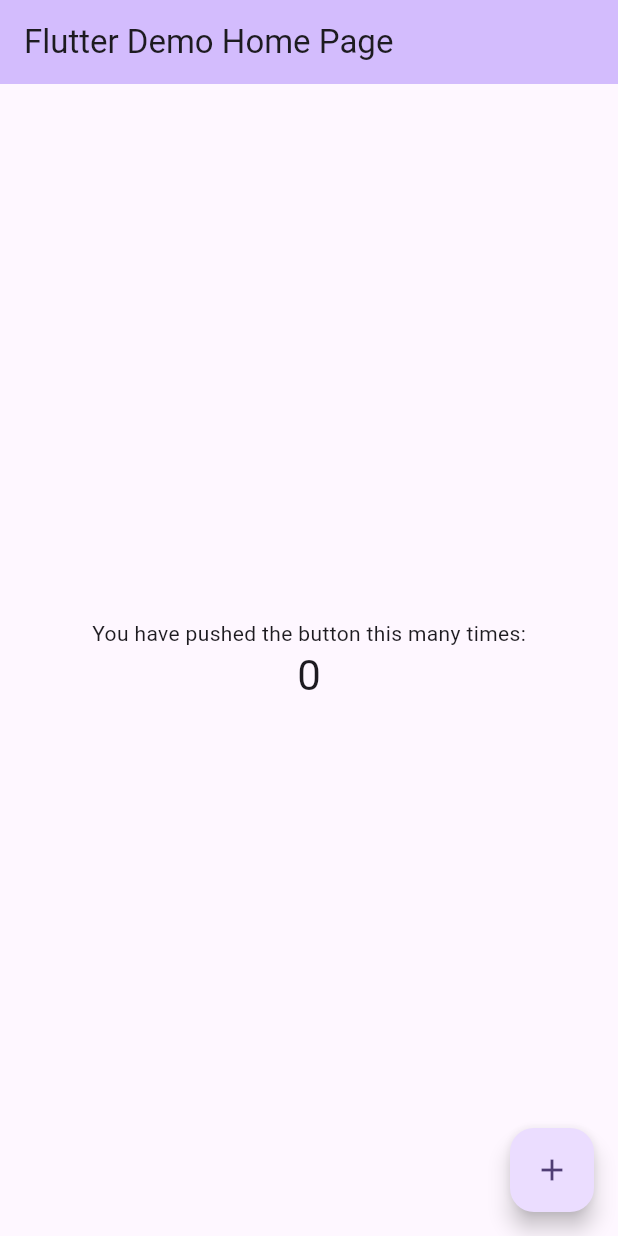
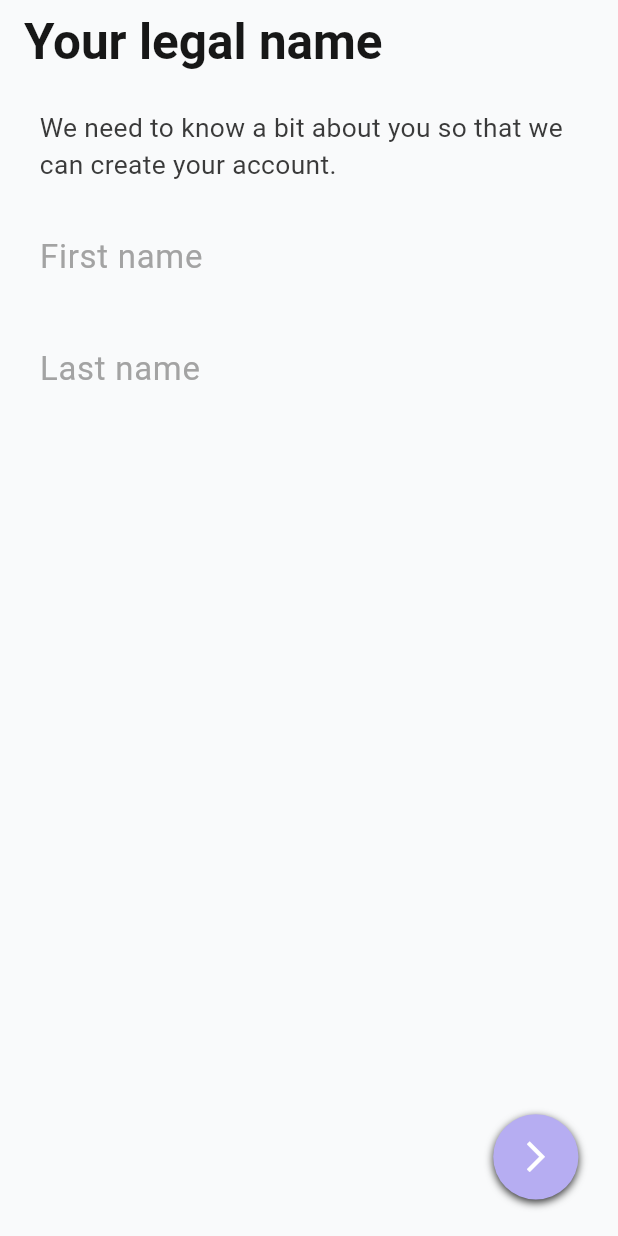
Before and after one commit to Williamtobs/blott-mobile-assesment, a Flutter app: the screen it shows after launch, on a phone screen of 412 x 824 dp. Run offline on Flutter 3.47's test engine with Material 3 defaults, Android fonts, the phone set to English and light mode, and no system bars; our stand-ins replace auto_route, flutter_hooks, flutter_riverpod, flutter_screenutil, google_fonts.

Commit message:
Refactor iOS configuration files and add utility classes
- Refactor iOS configuration files to include Pod files for debug and release builds
- Add utility classes for responsive extensions, app spacing, app colors, app router, and custom widgets
- Update pubspec.yaml to include necessary dependencies for auto_route, flutter_hooks, flutter_riverpod, dio, retrofit, equatable, flutter_screenutil, and google_fonts
- Add splash page and custom circle button widgets for onboarding screens
- Define text styles for various heading and regular text sizes in styles.dart
- Update Podfile to disable CocoaPods analytics and configure Flutter dependencies

```diff
--- a/lib/main.dart
+++ b/lib/main.dart
@@ -1,8 +1,16 @@
+import 'package:blott_mobile_assesment/src/core/constants/app_colors.dart';
+import 'package:blott_mobile_assesment/src/core/router/app_router.dart';
 import 'package:flutter/material.dart';
+import 'package:flutter_riverpod/flutter_riverpod.dart';
+import 'package:flutter_screenutil/flutter_screenutil.dart';
 
-void main() {
-  runApp(const MyApp());
+void main() async {
+  WidgetsFlutterBinding.ensureInitialized();
+  //Provider scope
+  runApp(const ProviderScope(child: MyApp()));
 }
+
+final router = AppRouter();
 
 class MyApp extends StatelessWidget {
   const MyApp({super.key});
@@ -10,116 +18,17 @@
   // This widget is the root of your application.
   @override
   Widget build(BuildContext context) {
-    return MaterialApp(
-      title: 'Flutter Demo',
-      theme: ThemeData(
-        // This is the theme of your application.
-        //
-        // TRY THIS: Try running your application with "flutter run". You'll see
-        // the application has a purple toolbar. Then, without quitting the app,
-        // try changing the seedColor in the colorScheme below to Colors.green
-        // and then invoke "hot reload" (save your changes or press the "hot
-        // reload" button in a Flutter-supported IDE, or press "r" if you used
-        // the command line to start the app).
-        //
-        // Notice that the counter didn't reset back to zero; the application
-        // state is not lost during the reload. To reset the state, use hot
-        // restart instead.
-        //
-        // This works for code too, not just values: Most code changes can be
-        // tested with just a hot reload.
-        colorScheme: ColorScheme.fromSeed(seedColor: Colors.deepPurple),
-        useMaterial3: true,
+    return ScreenUtilInit(
+      designSize: const Size(375, 812),
+      child: MaterialApp.router(
+        title: 'Blott Mobile',
+        theme: ThemeData(
+          colorScheme: ColorScheme.fromSeed(seedColor: AppColors.kcPrimary600),
+          useMaterial3: true,
+        ),
+        routerConfig: router.config(),
+        debugShowCheckedModeBanner: false,
       ),
-      home: const MyHomePage(title: 'Flutter Demo Home Page'),
     );
   }
 }
-
-class MyHomePage extends StatefulWidget {
-  const MyHomePage({super.key, required this.title});
-
-  // This widget is the home page of your application. It is stateful, meaning
-  // that it has a State object (defined below) that contains fields that affect
-  // how it looks.
-
-  // This class is the configuration for the state. It holds the values (in this
-  // case the title) provided by the parent (in this case the App widget) and
-  // used by the build method of the State. Fields in a Widget subclass are
-  // always marked "final".
-
-  final String title;
-
-  @override
-  State<MyHomePage> createState() => _MyHomePageState();
-}
-
-class _MyHomePageState extends State<MyHomePage> {
-  int _counter = 0;
-
-  void _incrementCounter() {
-    setState(() {
-      // This call to setState tells the Flutter framework that something has
-      // changed in this State, which causes it to rerun the build method below
-      // so that the display can reflect the updated values. If we changed
-      // _counter without calling setState(), then the build method would not be
-      // called again, and so nothing would appear to happen.
-      _counter++;
-    });
-  }
-
-  @override
-  Widget build(BuildContext context) {
-    // This method is rerun every time setState is called, for instance as done
-    // by the _incrementCounter method above.
-    //
-    // The Flutter framework has been optimized to make rerunning build methods
-    // fast, so that you can just rebuild anything that needs updating rather
-    // than having to individually change instances of widgets.
-    return Scaffold(
-      appBar: AppBar(
-        // TRY THIS: Try changing the color here to a specific color (to
-        // Colors.amber, perhaps?) and trigger a hot reload to see the AppBar
-        // change color while the other colors stay the same.
-        backgroundColor: Theme.of(context).colorScheme.inversePrimary,
-        // Here we take the value from the MyHomePage object that was created by
-        // the App.build method, and use it to set our appbar title.
-        title: Text(widget.title),
-      ),
-      body: Center(
-        // Center is a layout widget. It takes a single child and positions it
-        // in the middle of the parent.
-        child: Column(
-          // Column is also a layout widget. It takes a list of children and
-          // arranges them vertically. By default, it sizes itself to fit its
-          // children horizontally, and tries to be as tall as its parent.
-          //
-          // Column has various properties to control how it sizes itself and
-          // how it positions its children. Here we use mainAxisAlignment to
-          // center the children vertically; the main axis here is the vertical
-          // axis because Columns are vertical (the cross axis would be
-          // horizontal).
-          //
-          // TRY THIS: Invoke "debug painting" (choose the "Toggle Debug Paint"
-          // action in the IDE, or press "p" in the console), to see the
-          // wireframe for each widget.
-          mainAxisAlignment: MainAxisAlignment.center,
-          children: <Widget>[
-            const Text(
-              'You have pushed the button this many times:',
-            ),
-            Text(
-              '$_counter',
-              style: Theme.of(context).textTheme.headlineMedium,
-            ),
-          ],
-        ),
-      ),
-      floatingActionButton: FloatingActionButton(
-        onPressed: _incrementCounter,
-        tooltip: 'Increment',
-        child: const Icon(Icons.add),
-      ), // This trailing comma makes auto-formatting nicer for build methods.
-    );
-  }
-}
--- /dev/null
+++ b/lib/src/core/constants/app_colors.dart
@@ -0,0 +1,12 @@
+import 'package:flutter/material.dart';
+
+class AppColors {
+  const AppColors._();
+
+  static const kcPrimary600 = Color(0xFF523AE4);
+  static const kcSecondary50 = Color(0xFFF9FAFB);
+  static const kcText900 = Color(0xFF171717);
+  static const kcText500 = Color(0xFF3A3A3A);
+  static const kcText50 = Color(0xFFFAFAFA);
+  static const kcText400 = Color(0xFFA3A3A3);
+}
--- /dev/null
+++ b/lib/src/core/constants/app_spacing.dart
@@ -0,0 +1,6 @@
+import 'package:blott_mobile_assesment/src/core/extension/extension.dart';
+import 'package:flutter/material.dart';
+
+verticalSpace(double height) => SizedBox(height: height.height);
+
+horizontalSpace(double width) => SizedBox(width: width.width);
--- /dev/null
+++ b/lib/src/core/constants/styles.dart
@@ -0,0 +1,51 @@
+import 'package:blott_mobile_assesment/src/core/extension/extension.dart';
+import 'package:flutter/material.dart';
+import 'package:google_fonts/google_fonts.dart';
+
+class Styles {
+  static TextStyle hXl({
+    final Color? color,
+    final double? height,
+    final FontWeight? fontWeight,
+  }) =>
+      GoogleFonts.roboto(
+        fontSize: 30.fontSize,
+        fontWeight: fontWeight ?? FontWeight.w700,
+        color: color ?? Colors.black,
+        height: height,
+      );
+
+  static TextStyle hLg({
+    final Color? color,
+    final double? height,
+    final FontWeight? fontWeight,
+  }) =>
+      GoogleFonts.roboto(
+        fontSize: 24.fontSize,
+        fontWeight: fontWeight ?? FontWeight.w700,
+        color: color ?? Colors.black,
+        height: height,
+      );
+
+  // paragraphs and body text
+
+  static TextStyle regularXl({
+    final Color? color,
+    final FontWeight? fontWeight,
+  }) =>
+      GoogleFonts.roboto(
+        fontSize: 20.fontSize,
+        fontWeight: fontWeight ?? FontWeight.w400,
+        color: color ?? Colors.black,
+      );
+
+  static TextStyle regularMd({
+    final Color? color,
+    final FontWeight? fontWeight,
+  }) =>
+      GoogleFonts.roboto(
+        fontSize: 16.fontSize,
+        fontWeight: fontWeight ?? FontWeight.w400,
+        color: color ?? Colors.black,
+      );
+}
--- /dev/null
+++ b/lib/src/presentation/screens/onboarding/login_page.dart
@@ -0,0 +1,95 @@
+import 'package:auto_route/auto_route.dart';
+import 'package:blott_mobile_assesment/src/core/constants/app_colors.dart';
+import 'package:blott_mobile_assesment/src/core/constants/app_spacing.dart';
+import 'package:blott_mobile_assesment/src/core/constants/styles.dart';
+import 'package:blott_mobile_assesment/src/core/extension/extension.dart';
+import 'package:blott_mobile_assesment/src/core/router/app_router.dart';
+import 'package:blott_mobile_assesment/src/presentation/widgets/custom_circle_button.dart';
+import 'package:blott_mobile_assesment/src/presentation/widgets/custom_text_field.dart';
+
+import 'package:flutter_hooks/flutter_hooks.dart';
+import 'package:flutter/material.dart';
+
+@RoutePage()
+class LoginPage extends HookWidget {
+  const LoginPage({super.key});
+
+  @override
+  Widget build(BuildContext context) {
+    final firstNameController = useTextEditingController();
+    final lastNameController = useTextEditingController();
+
+    final firstNameActive = useState(false);
+    final lastNameActive = useState(false);
+
+    firstNameController.addListener(() {
+      firstNameActive.value = firstNameController.text.isNotEmpty;
+    });
+
+    lastNameController.addListener(() {
+      lastNameActive.value = lastNameController.text.isNotEmpty;
+    });
+
+    return Scaffold(
+      backgroundColor: AppColors.kcSecondary50,
+      appBar: AppBar(
+        backgroundColor: AppColors.kcSecondary50,
+        centerTitle: false,
+        elevation: 0,
+        title: Text(
+          'Your legal name',
+          style: Styles.hXl(
+            color: AppColors.kcText900,
+          ),
+        ),
+      ),
+      body: Padding(
+        padding: EdgeInsets.symmetric(horizontal: 24.width),
+        child: Column(
+          children: [
+            Expanded(
+              child: SingleChildScrollView(
+                child: Column(
+                  crossAxisAlignment: CrossAxisAlignment.start,
+                  children: [
+                    verticalSpace(16),
+                    Text(
+                      'We need to know a bit about you '
+                      'so that we can create your account.',
+                      style: Styles.regularMd(
+                        color: AppColors.kcText500,
+                      ),
+                    ),
+                    verticalSpace(24),
+                    CustomTextField(
+                      hintText: 'First name',
+                      textInputAction: TextInputAction.next,
+                      controller: firstNameController,
+                    ),
+                    verticalSpace(25),
+                    CustomTextField(
+                      hintText: 'Last name',
+                      textInputAction: TextInputAction.done,
+                      controller: lastNameController,
+                    ),
+                  ],
+                ),
+              ),
+            ),
+            verticalSpace(24),
+            Align(
+              alignment: Alignment.centerRight,
+              child: CustomCircleButton(
+                isActive: firstNameActive.value && lastNameActive.value,
+                onTap: () {
+                  context.router.push(const NotificationRoute());
+                },
+              ),
+            ),
+            verticalSpace(24),
+          ],
+        ),
+      ),
+    );
+  }
+}
--- /dev/null
+++ b/lib/src/presentation/widgets/custom_circle_button.dart
@@ -0,0 +1,43 @@
+import 'package:blott_mobile_assesment/src/core/constants/app_colors.dart';
+import 'package:blott_mobile_assesment/src/core/extension/extension.dart';
+import 'package:flutter/material.dart';
+
+class CustomCircleButton extends StatelessWidget {
+  const CustomCircleButton({
+    super.key,
+    this.isActive = false,
+    this.onTap,
+  });
+
+  final bool isActive;
+  final VoidCallback? onTap;
+
+  @override
+  Widget build(BuildContext context) {
+    return GestureDetector(
+      onTap: onTap,
+      child: Container(
+        height: 56.height,
+        width: 56.height,
+        decoration: BoxDecoration(
+          color: isActive ? AppColors.kcPrimary600 : const Color(0xFFB6ADF2),
+          shape: BoxShape.circle,
+          boxShadow: [
+            BoxShadow(
+              color: const Color(0xFF000000).withOpacity(0.8),
+              blurRadius: 4.radius,
+              offset: const Offset(0, 2),
+            ),
+          ],
+        ),
+        child: Center(
+          child: Icon(
+            Icons.arrow_forward_ios,
+            color: Colors.white,
+            size: 24.radius,
+          ),
+        ),
+      ),
+    );
+  }
+}
--- /dev/null
+++ b/lib/src/presentation/widgets/custom_text_field.dart
@@ -0,0 +1,118 @@
+import 'package:blott_mobile_assesment/src/core/constants/app_colors.dart';
+import 'package:blott_mobile_assesment/src/core/constants/styles.dart';
+import 'package:blott_mobile_assesment/src/core/extension/extension.dart';
+import 'package:flutter/material.dart';
+
+class CustomTextField extends StatelessWidget {
+  const CustomTextField({
+    super.key,
+    this.onDone,
+    this.obscureText = false,
+    this.keyboardType,
+    this.textInputAction,
+    this.hintText,
+    this.initialValue,
+    this.suffixIcon,
+    this.prefixIcon,
+    this.prefix,
+    this.phoneCode,
+    this.errorText,
+    this.successText,
+    this.labelWidget,
+    this.enabled = true,
+    this.controller,
+    this.textAlign = TextAlign.start,
+    this.onChanged,
+    this.onTap,
+    this.readOnly = false,
+    this.maxLength,
+    this.hintStyle,
+    this.maxLines = 1,
+    this.focusNode,
+    this.value,
+    this.counter,
+    this.height,
+    this.fillColor,
+    this.textCapitalization = TextCapitalization.sentences,
+    this.textLength,
+    this.currentLength,
+    this.removeBorder = false,
+    this.padding,
+  });
+
+  final ValueChanged<String?>? onDone;
+  final bool obscureText;
+  final TextInputType? keyboardType;
+  final TextInputAction? textInputAction;
+  final String? hintText;
+  final String? initialValue;
+  final Widget? suffixIcon;
+  final Widget? prefixIcon;
+  final Widget? prefix;
+  final String? phoneCode;
+  final String? errorText;
+  final String? successText;
+  final Widget? labelWidget;
+  final bool enabled;
+  final TextEditingController? controller;
+  final TextAlign textAlign;
+  final ValueChanged<String>? onChanged;
+  final VoidCallback? onTap;
+  final bool readOnly;
+  final num? maxLength;
+  final TextStyle? hintStyle;
+  final int maxLines;
+  final FocusNode? focusNode;
+  final String? value;
+  final Widget? counter;
+  final double? height;
+  final Color? fillColor;
+  final TextCapitalization textCapitalization;
+  final int? textLength;
+  final int? currentLength;
+  final bool removeBorder;
+  final double? padding;
+
+  @override
+  Widget build(BuildContext context) {
+    return TextFormField(
+      controller: controller,
+      obscureText: obscureText,
+      keyboardType: keyboardType,
+      textInputAction: textInputAction,
+      decoration: InputDecoration(
+        hintText: hintText,
+        hintStyle: hintStyle ??
+            Styles.regularXl(
+              color: AppColors.kcText400,
+              fontWeight: FontWeight.w400,
+            ),
+        suffixIcon: suffixIcon,
+        prefixIcon: prefixIcon,
+        prefix: prefix,
+        filled: fillColor != null,
+        contentPadding: EdgeInsets.symmetric(
+          horizontal: padding ?? 0,
+          vertical: 8.height,
+        ),
+        border: InputBorder.none,
+        enabledBorder: InputBorder.none,
+      ),
+      enabled: enabled,
+      onFieldSubmitted: onDone,
+      onChanged: onChanged,
+      onTap: onTap,
+      readOnly: readOnly,
+      maxLength: maxLength?.toInt(),
+      maxLines: maxLines,
+      focusNode: focusNode,
+      initialValue: initialValue,
+      textAlign: textAlign,
+      style: Styles.regularXl(
+        color: const Color(0xFF171717),
+        fontWeight: FontWeight.w400,
+      ),
+      textCapitalization: textCapitalization,
+    );
+  }
+}
```
Also changed, not shown: lib/src/core/extension/extension.dart (added, +11 -0 lines), lib/src/core/router/app_router.dart (added, +21 -0 lines), lib/src/presentation/screens/onboarding/notification_page.dart (added, +62 -0 lines), lib/src/presentation/screens/onboarding/splash_page.dart (added, +42 -0 lines), lib/src/presentation/widgets/app_button.dart (added, +39 -0 lines), pubspec.yaml (+15 -3 lines), assets/sms_icon.png (added), assets/white_logo.png (added), lib/src/core/router/app_router.gr.dart (added), pubspec.lock, 3 other files.
